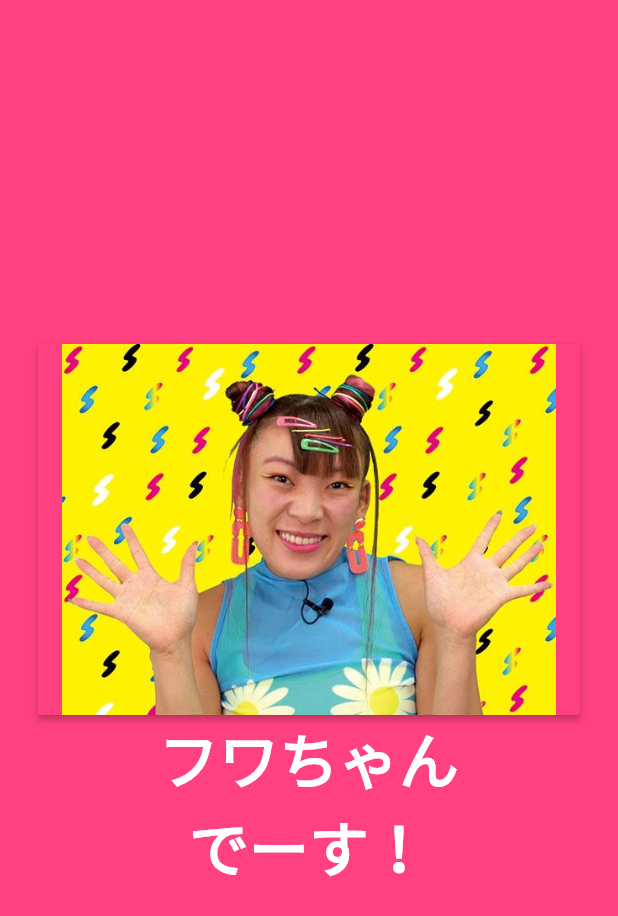
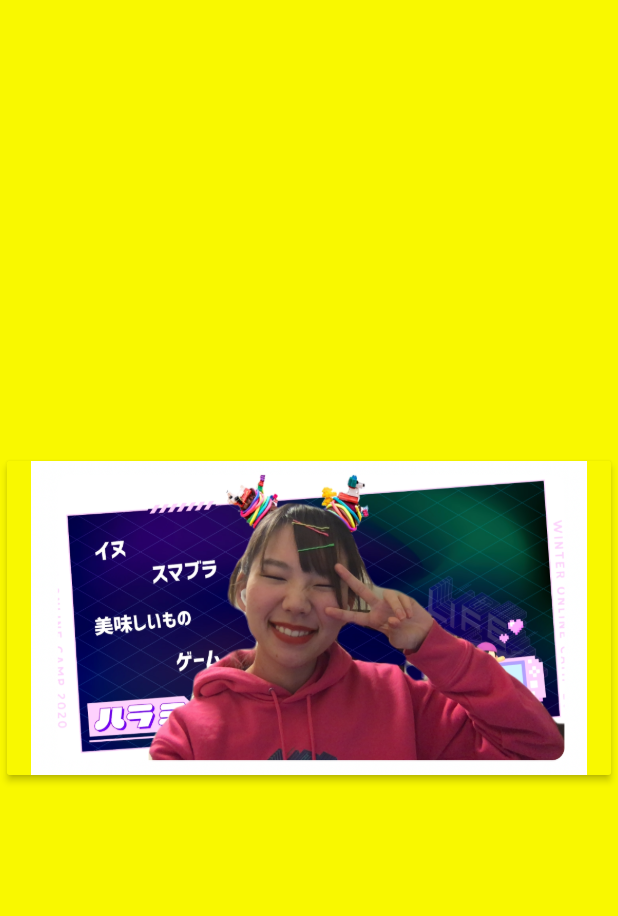
Before and after one commit to IsseTommy/fuwa_app, a Flutter app: the screen it shows after launch, on a phone screen of 412 x 824 dp. Shown: the top 916 px of the screen. Run offline on Flutter 3.47's test engine with Material 2 defaults, Android fonts, the phone set to English and light mode, and no system bars; our stand-ins replace assets_audio_player.

Commit message:
Change Image

```diff
--- a/lib/main.dart
+++ b/lib/main.dart
@@ -27,13 +27,10 @@ class _MyHomePageState extends State<MyHomePage> {
   Widget build(BuildContext context) {
     double width = MediaQuery.of(context).size.width;
     return Scaffold(
-      backgroundColor: Colors.pinkAccent,
+      backgroundColor: Color.fromRGBO(249, 248, 0, 1),
       body: SafeArea(
         child: Center(
-          child: Column(
-            mainAxisAlignment: MainAxisAlignment.center,
-            children: [
-              RaisedButton(
+          child: RaisedButton(
             onPressed: () async {
               AssetsAudioPlayer player = AssetsAudioPlayer.newPlayer();
               await player.open(
@@ -42,21 +39,10 @@ class _MyHomePageState extends State<MyHomePage> {
               await player.play();
             },
             child: Image.asset(
-                  "assets/fuwa.jpg",
-                  width: width * 0.8,
+              "assets/harami.png",
+              width: width * 0.9,
             ),
-                color: Colors.pinkAccent,
-              ),
-              Text(
-                "フワちゃん\nでーす！",
-                textAlign: TextAlign.center,
-                style: TextStyle(
-                  color: Colors.white,
-                  fontWeight: FontWeight.w900,
-                  fontSize: 40,
-                ),
-              ),
-            ],
+            color: Color.fromRGBO(249, 248, 0, 1),
           ),
         ),
       ),
--- a/pubspec.yaml
+++ b/pubspec.yaml
@@ -25,5 +25,5 @@ dev_dependencies:
 flutter:
   uses-material-design: true
   assets:
-    - assets/fuwa.jpg
+    - assets/harami.png
     - assets/fuwa.mp3
```
Also changed, not shown: assets/fuwa.jpg (deleted), assets/harami.png (added), 1 other file. Lines whose indentation alone changed are shown as unchanged.
